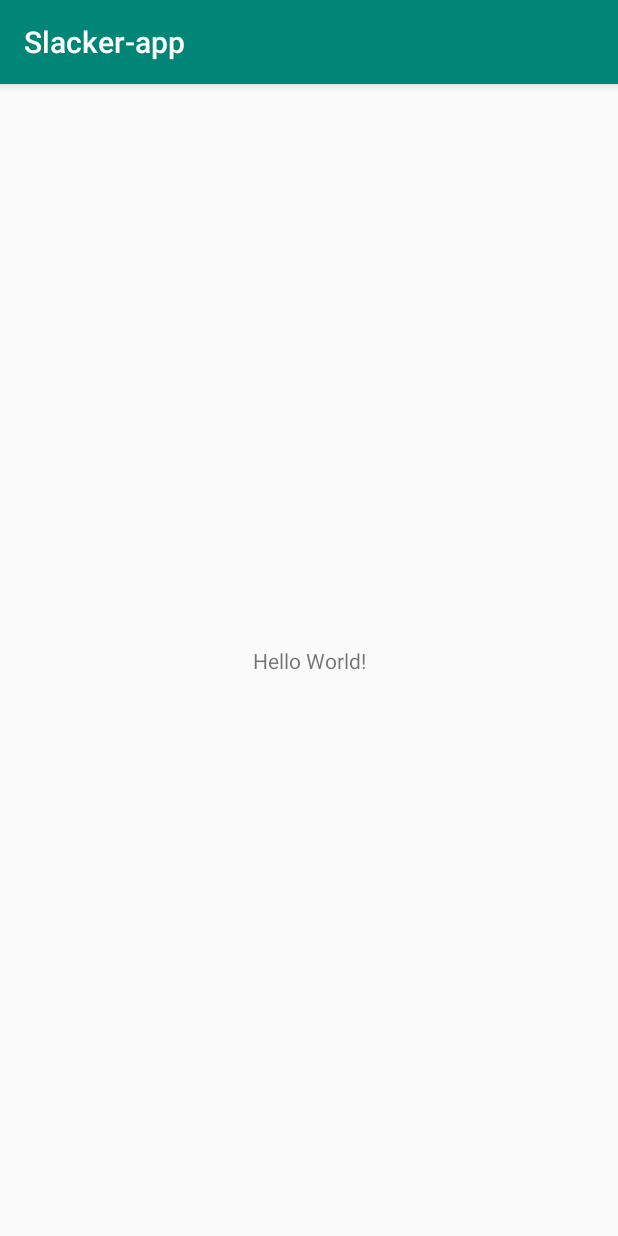
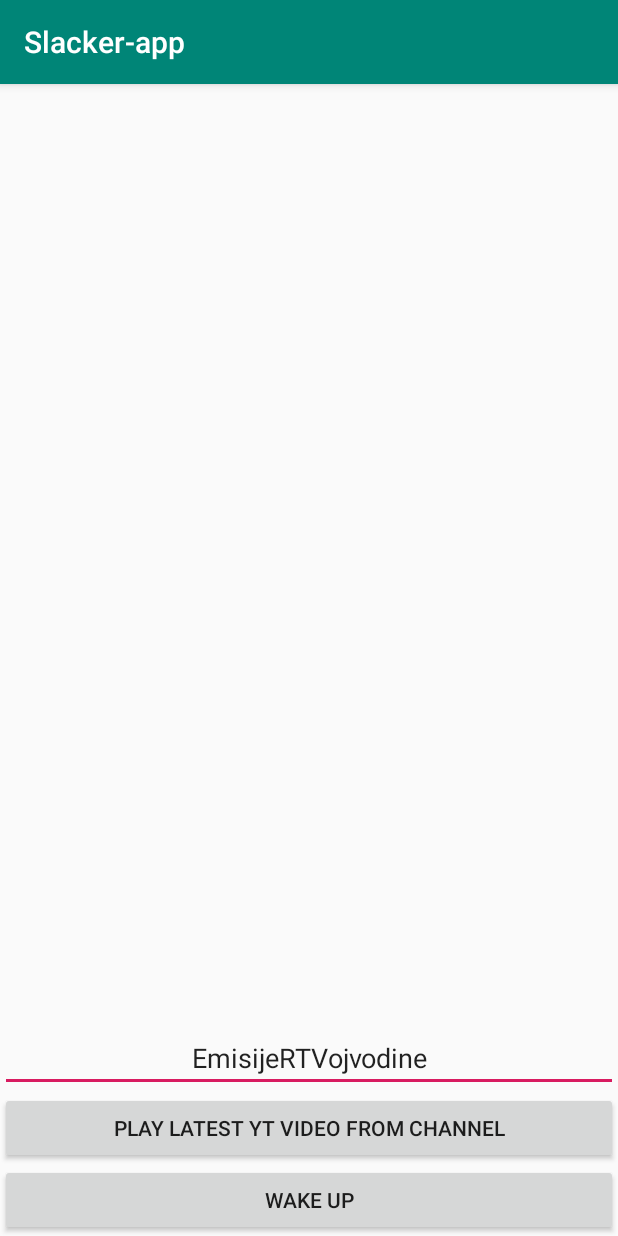
Before and after one commit to MrLaki5/Slacker-home, an Android app: the screen it shows after launch (MainActivity), on a phone screen of 412 x 824 dp. Run offline under Robolectric (Android 15) with nearby library versions, the phone set to English and light mode, and no system bars; libraries missing offline, so code that uses them is left out: org.eclipse.paho; 2 statements that could not run were skipped.

Commit message:
mqtt android app introduction

```diff
--- a/Slacker-app/app/build.gradle
+++ b/Slacker-app/app/build.gradle
@@ -25,4 +25,6 @@ dependencies {
     testImplementation 'junit:junit:4.12'
     androidTestImplementation 'com.android.support.test:runner:1.0.2'
     androidTestImplementation 'com.android.support.test.espresso:espresso-core:3.0.2'
+    implementation 'org.eclipse.paho:org.eclipse.paho.client.mqttv3:1.1.0'
+    implementation 'org.eclipse.paho:org.eclipse.paho.android.service:1.1.1'
 }
--- a/Slacker-app/app/src/main/AndroidManifest.xml
+++ b/Slacker-app/app/src/main/AndroidManifest.xml
@@ -1,6 +1,10 @@
 <?xml version="1.0" encoding="utf-8"?>
 <manifest xmlns:android="http://schemas.android.com/apk/res/android"
     package="com.example.slacker_app">
+
+    <uses-permission android:name="android.permission.INTERNET" />
+    <uses-permission android:name="android.permission.ACCESS_NETWORK_STATE"/>
+    <uses-permission android:name="android.permission.WAKE_LOCK"/>
 
     <application
         android:allowBackup="true"
--- a/Slacker-app/app/src/main/java/com/example/slacker_app/MainActivity.java
+++ b/Slacker-app/app/src/main/java/com/example/slacker_app/MainActivity.java
@@ -2,12 +2,60 @@ package com.example.slacker_app;
 
 import android.support.v7.app.AppCompatActivity;
 import android.os.Bundle;
+import android.util.Log;
+import android.view.View;
+import android.widget.Button;
+
+import org.eclipse.paho.client.mqttv3.IMqttDeliveryToken;
+import org.eclipse.paho.client.mqttv3.MqttCallbackExtended;
+import org.eclipse.paho.client.mqttv3.MqttException;
+import org.eclipse.paho.client.mqttv3.MqttMessage;
 
 public class MainActivity extends AppCompatActivity {
+
+    MqttHelper mqttHelper = null;
 
     @Override
     protected void onCreate(Bundle savedInstanceState) {
         super.onCreate(savedInstanceState);
         setContentView(R.layout.activity_main);
+
+        Button wakeUpButt = findViewById(R.id.wakeUpButton);
+        wakeUpButt.setOnClickListener(wakeButtListener);
+        startMqtt();
     }
+
+    private View.OnClickListener wakeButtListener = new View.OnClickListener() {
+        @Override
+        public void onClick(View v) {
+            mqttHelper.publishMessage("devices/wake_on_lan", "hello");
+        }
+    };
+
+    private void startMqtt() {
+        mqttHelper = new MqttHelper(getApplicationContext());
+        mqttHelper.setCallbackAndConnect(new MqttCallbackExtended() {
+            @Override
+            public void connectComplete(boolean b, String s) {
+
+            }
+
+            @Override
+            public void connectionLost(Throwable throwable) {
+
+            }
+
+            @Override
+            public void messageArrived(String topic, MqttMessage mqttMessage) throws Exception {
+                Log.w("Debug", mqttMessage.toString());
+
+            }
+
+            @Override
+            public void deliveryComplete(IMqttDeliveryToken iMqttDeliveryToken) {
+
+            }
+        });
+    }
+
 }
--- /dev/null
+++ b/Slacker-app/app/src/main/java/com/example/slacker_app/MqttHelper.java
@@ -0,0 +1,87 @@
+package com.example.slacker_app;
+
+import android.content.Context;
+import android.util.Log;
+
+import org.eclipse.paho.android.service.MqttAndroidClient;
+import org.eclipse.paho.client.mqttv3.DisconnectedBufferOptions;
+import org.eclipse.paho.client.mqttv3.IMqttActionListener;
+import org.eclipse.paho.client.mqttv3.IMqttDeliveryToken;
+import org.eclipse.paho.client.mqttv3.IMqttToken;
+import org.eclipse.paho.client.mqttv3.MqttCallbackExtended;
+import org.eclipse.paho.client.mqttv3.MqttConnectOptions;
+import org.eclipse.paho.client.mqttv3.MqttException;
+import org.eclipse.paho.client.mqttv3.MqttMessage;
+
+public class MqttHelper {
+
+    public MqttAndroidClient mqttAndroidClient;
+
+    final String serverUri = "192.168.1.200:1883";
+
+    final String clientId = "ExampleAndroidClient";
+
+    final String username = "xxxxxxx";
+    final String password = "yyyyyyyyyy";
+
+    private IMqttActionListener mqttActionListener = new IMqttActionListener() {
+        @Override
+        public void onSuccess(IMqttToken asyncActionToken) {
+
+        }
+
+        @Override
+        public void onFailure(IMqttToken asyncActionToken, Throwable exception) {
+            exception.printStackTrace();
+        }
+    };
+
+    public MqttHelper(Context context){
+        mqttAndroidClient = new MqttAndroidClient(context, serverUri, clientId);
+    }
+
+    public void setCallbackAndConnect(MqttCallbackExtended callback) {
+        mqttAndroidClient.setCallback(callback);
+        connect();
+    }
+
+    private void connect(){
+        MqttConnectOptions mqttConnectOptions = new MqttConnectOptions();
+        mqttConnectOptions.setAutomaticReconnect(true);
+        mqttConnectOptions.setCleanSession(false);
+        mqttConnectOptions.setUserName(username);
+        mqttConnectOptions.setPassword(password.toCharArray());
+        try {
+            mqttAndroidClient.connect(mqttConnectOptions, null, mqttActionListener);
+        } catch (MqttException ex){
+            ex.printStackTrace();
+        }
+    }
+
+
+    public void subscribeToTopic(String topic, int qos) {
+        if(mqttAndroidClient.isConnected()) {
+            try {
+                mqttAndroidClient.subscribe(topic, qos, null, mqttActionListener);
+
+            } catch (MqttException ex) {
+                System.err.println("Exception whilst subscribing");
+                ex.printStackTrace();
+            }
+        }
+    }
+
+
+    public void publishMessage(String topic, String message){
+        if(mqttAndroidClient.isConnected()){
+            MqttMessage mqttMessage = new MqttMessage();
+            mqttMessage.setPayload(message.getBytes());
+            try {
+                mqttAndroidClient.publish(topic, mqttMessage);
+            }
+            catch (MqttException e) {
+                e.printStackTrace();
+            }
+        }
+    }
+}
--- a/Slacker-app/app/src/main/res/layout/activity_main.xml
+++ b/Slacker-app/app/src/main/res/layout/activity_main.xml
@@ -6,13 +6,27 @@
     android:layout_height="match_parent"
     tools:context=".MainActivity">
 
-    <TextView
-        android:layout_width="wrap_content"
+    <Button
+        android:layout_width="match_parent"
+        app:layout_constraintBottom_toBottomOf="parent"
         android:layout_height="wrap_content"
-        android:text="Hello World!"
-        app:layout_constraintBottom_toBottomOf="parent"
-        app:layout_constraintLeft_toLeftOf="parent"
-        app:layout_constraintRight_toRightOf="parent"
-        app:layout_constraintTop_toTopOf="parent" />
+        android:text="Wake up"
+        android:id="@+id/wakeUpButton"/>
+
+    <Button
+        android:layout_width="match_parent"
+        app:layout_constraintBottom_toTopOf="@+id/wakeUpButton"
+        android:layout_height="wrap_content"
+        android:text="Play latest YT video from channel"
+        android:id="@+id/playLatestYT"/>
+
+    <EditText
+        android:layout_width="match_parent"
+        android:layout_height="wrap_content"
+        app:layout_constraintBottom_toTopOf="@+id/playLatestYT"
+        android:hint="Youtube channel name:"
+        android:textAlignment="center"
+        android:text="EmisijeRTVojvodine"
+        android:id="@+id/YTChannelName"/>
 
 </android.support.constraint.ConstraintLayout>
--- a/Slacker-app/build.gradle
+++ b/Slacker-app/build.gradle
@@ -25,3 +25,9 @@ allprojects {
 task clean(type: Delete) {
     delete rootProject.buildDir
 }
+
+repositories {
+    maven {
+        url "https://repo.eclipse.org/content/repositories/paho-snapshots/"
+    }
+}
```
